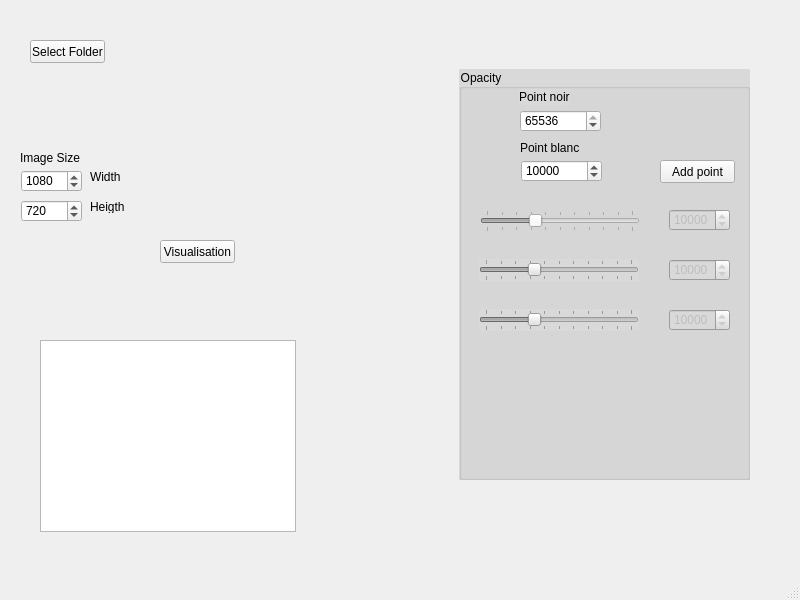
Old version of the form user_interface.ui in the repository Olam1/ProjetMulti.
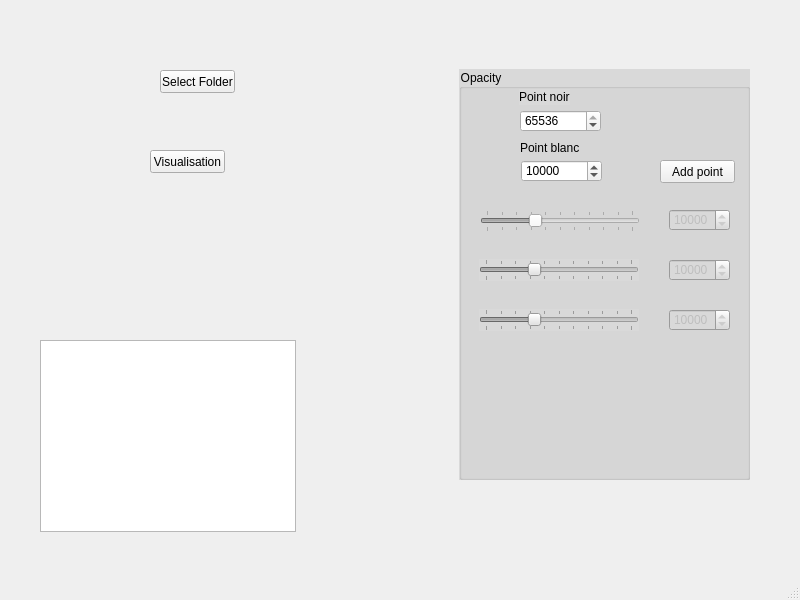
New version of the form.

What changed in the file:
```diff
--- a/user_interface.ui
+++ b/user_interface.ui
@@ -32,49 +32,11 @@
    <string>MainWindow</string>
   </property>
   <widget class="QWidget" name="centralwidget">
-   <widget class="QSpinBox" name="spinBox_width">
-    <property name="geometry">
-     <rect>
-      <x>21</x>
-      <y>170</y>
-      <width>61</width>
-      <height>22</height>
-     </rect>
-    </property>
-    <property name="minimum">
-     <number>1</number>
-    </property>
-    <property name="maximum">
-     <number>1081</number>
-    </property>
-    <property name="value">
-     <number>1080</number>
-    </property>
-   </widget>
-   <widget class="QSpinBox" name="spinBox_height">
-    <property name="geometry">
-     <rect>
-      <x>21</x>
-      <y>200</y>
-      <width>61</width>
-      <height>22</height>
-     </rect>
-    </property>
-    <property name="minimum">
-     <number>1</number>
-    </property>
-    <property name="maximum">
-     <number>721</number>
-    </property>
-    <property name="value">
-     <number>720</number>
-    </property>
-   </widget>
    <widget class="QPushButton" name="launch">
     <property name="geometry">
      <rect>
-      <x>160</x>
-      <y>240</y>
+      <x>150</x>
+      <y>150</y>
       <width>75</width>
       <height>23</height>
      </rect>
@@ -86,50 +48,11 @@
      <string>Visualisation</string>
     </property>
    </widget>
-   <widget class="QLabel" name="label">
-    <property name="geometry">
-     <rect>
-      <x>90</x>
-      <y>200</y>
-      <width>47</width>
-      <height>13</height>
-     </rect>
-    </property>
-    <property name="text">
-     <string>Heigth</string>
-    </property>
-   </widget>
-   <widget class="QLabel" name="label_2">
-    <property name="geometry">
-     <rect>
-      <x>20</x>
-      <y>150</y>
-      <width>81</width>
-      <height>16</height>
-     </rect>
-    </property>
-    <property name="text">
-     <string>Image Size</string>
-    </property>
-   </widget>
-   <widget class="QLabel" name="label_3">
-    <property name="geometry">
-     <rect>
-      <x>90</x>
-      <y>170</y>
-      <width>47</width>
-      <height>13</height>
-     </rect>
-    </property>
-    <property name="text">
-     <string>Width</string>
-    </property>
-   </widget>
    <widget class="QLabel" name="warning_text_launch">
     <property name="geometry">
      <rect>
-      <x>260</x>
-      <y>241</y>
+      <x>250</x>
+      <y>151</y>
       <width>161</width>
       <height>20</height>
      </rect>
@@ -180,8 +103,8 @@
    <widget class="QPushButton" name="select_file">
     <property name="geometry">
      <rect>
-      <x>30</x>
-      <y>40</y>
+      <x>160</x>
+      <y>70</y>
       <width>75</width>
       <height>23</height>
      </rect>
@@ -193,8 +116,8 @@
    <widget class="QLabel" name="warning_text_select_file">
     <property name="geometry">
      <rect>
-      <x>120</x>
-      <y>40</y>
+      <x>250</x>
+      <y>70</y>
       <width>161</width>
       <height>20</height>
      </rect>
```
Left out of the diff: 19 changed lines with no effect on the pictures.
